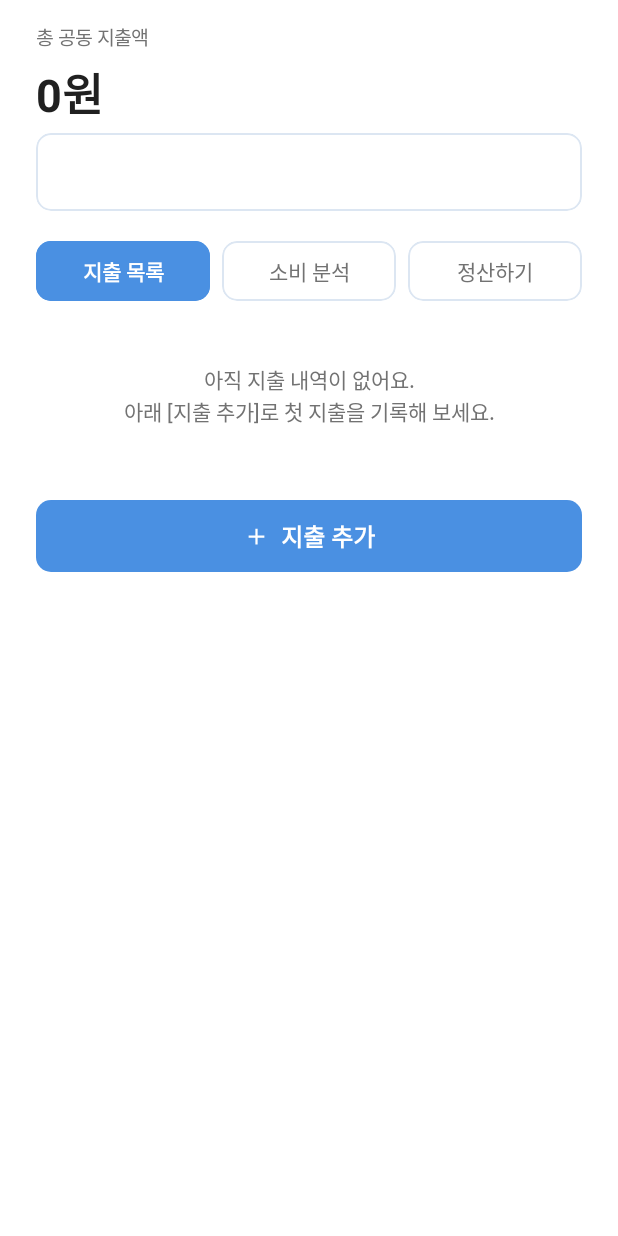
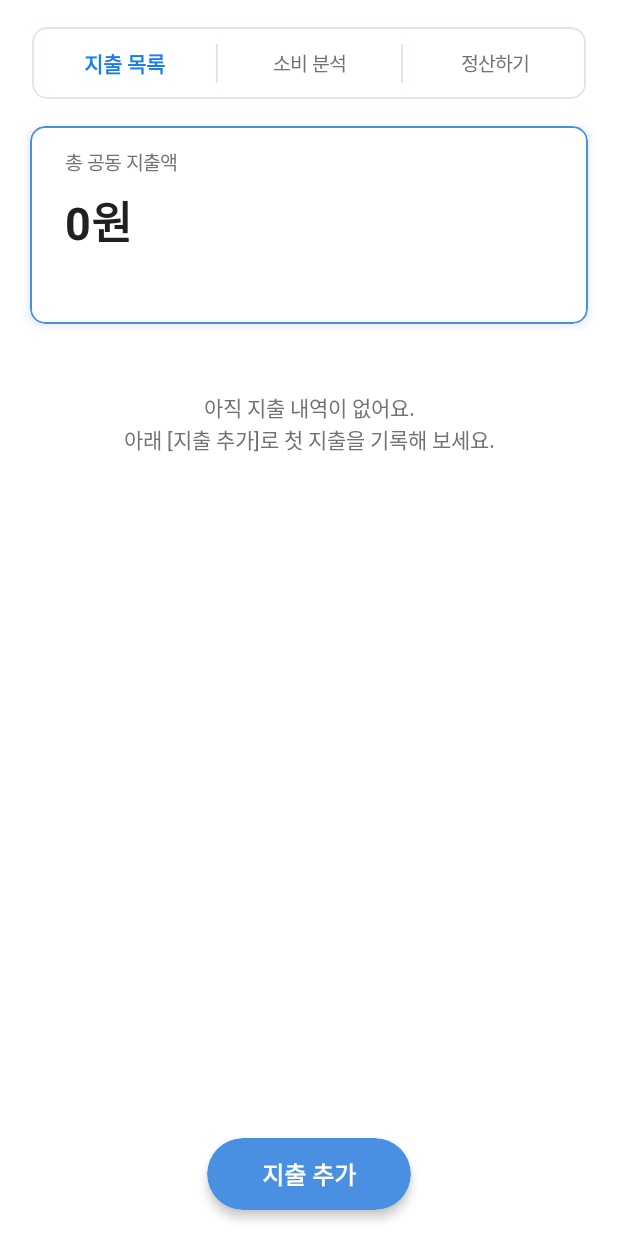
Before and after one commit to ksyksh01201/tripmate, an Android app built with Jetpack Compose: the composable BudgetContent called with empty values, on a phone screen of 412 x 824 dp. Run offline under Robolectric (Android 15) with nearby library versions, the phone set to English and light mode, and no system bars; our stand-ins replace Firebase (no records; nobody signed in at launch, a user with empty details on screens opened directly).

Commit message:
가계부 새 UI: 한 줄 탭, 총 공동 지출액 카드, 지출 카드, 떠 있는 지출 추가 버튼
Co-Authored-By: Claude Opus 5.5 <noreply@anthropic.com>
Claude-Session: https://claude.ai/code/session_01CfmWewXUspmq9LE7ivkseh

```diff
--- a/app/src/main/java/com/example/ui/screens/BudgetScreen.kt
+++ b/app/src/main/java/com/example/ui/screens/BudgetScreen.kt
@@ -1,5 +1,7 @@
 package com.example.ui.screens
 
+import androidx.compose.foundation.layout.fillMaxHeight
+import androidx.compose.ui.draw.shadow
 import androidx.compose.foundation.background
 import androidx.compose.foundation.border
 import androidx.compose.foundation.clickable
@@ -69,6 +71,7 @@ private val BudgetText = Color(0xFF202020)
 private val BudgetGray = Color(0xFF727272)
 private val BudgetLine = Color(0xFFDCE6F2)
 private val ExpenseBorder = Color(0xFFEEEEEE)
+private val TabSelectedBlue = Color(0xFF197CF0)
 private val BudgetMemberColors = listOf(
     Color(0xFF262452), Color(0xFFFF7A4D), Color(0xFF4A90E2),
     Color(0xFF34C38F), Color(0xFF9B6BDF), Color(0xFFF5A623)
@@ -89,8 +92,9 @@ private fun memberColor(uid: String, members: List<String>): Color =
 internal fun won(amount: Long): String = NumberFormat.getNumberInstance(Locale.KOREA).format(amount) + "원"
 
 /**
- * 여행룸 하단 [가계부] 탭 내용.
- * 총 공동 지출액 → 멤버별 결제 금액 → [지출 목록 | 소비 분석 | 정산하기] → 지출 목록 → [+ 지출 추가]
+ * 여행룸 하단 [가계부] 탭 내용 (피그마 새 UI).
+ * [지출 목록 | 소비 분석 | 정산하기] → (지출 목록) 총 공동 지출액 카드 → 지출 내역
+ * [지출 추가] 버튼은 목록을 스크롤해도 화면 아래에 떠 있습니다.
  */
 @Composable
 fun BudgetContent(trip: Trip, myUid: String?) {
@@ -113,84 +117,38 @@ fun BudgetContent(trip: Trip, myUid: String?) {
     val list = expenses.orEmpty()
     val summary = remember(members, list) { BudgetCalculator.summarize(members, list) }
 
+    Box(modifier = Modifier.fillMaxSize()) {
         Column(
             modifier = Modifier
                 .fillMaxSize()
                 .verticalScroll(rememberScrollState())
         ) {
-        // 공동 지출 요약
-        Column(
-            modifier = Modifier
-                .fillMaxWidth()
-                .background(Color.White)
-                .padding(start = 24.dp, end = 24.dp, top = 14.dp, bottom = 12.dp),
-            verticalArrangement = Arrangement.spacedBy(4.dp)
-        ) {
-            Text("총 공동 지출액", fontSize = 13.sp, color = BudgetGray)
-            Row(verticalAlignment = Alignment.Bottom) {
-                Text(
-                    text = won(summary.total),
-                    fontSize = 30.sp,
-                    fontWeight = FontWeight.Bold,
-                    color = BudgetText,
-                    modifier = Modifier.testTag("budget_total")
+            BudgetTabs(
+                selected = tab,
+                onSelect = { tab = it },
+                modifier = Modifier.padding(start = 21.dp, end = 21.dp, top = 18.dp, bottom = 18.dp)
             )
-                Spacer(Modifier.width(10.dp))
-                // 1/N 결과
-                Text(
-                    text = splitSummaryText(summary.total, members, list, summary.share[myUid]),
-                    fontSize = 13.sp,
-                    fontWeight = FontWeight.Medium,
-                    color = BudgetBlue,
-                    modifier = Modifier
-                        .padding(bottom = 6.dp)
-                        .testTag("budget_per_person")
-                )
-            }
-            MemberSpendCard(members = members, myUid = myUid, paid = summary.paid, share = summary.share)
-        }
-
-        // 가계부 카테고리 탭
-        Row(
-            modifier = Modifier
-                .fillMaxWidth()
-                .padding(horizontal = 24.dp, vertical = 8.dp),
-            horizontalArrangement = Arrangement.spacedBy(8.dp)
-        ) {
-            BudgetTab.entries.forEach { t ->
-                val selected = t == tab
-                Box(
-                    modifier = Modifier
-                        .weight(1f)
-                        .height(40.dp)
-                        .clip(RoundedCornerShape(10.dp))
-                        .background(if (selected) BudgetBlue else Color.White)
-                        .border(1.dp, if (selected) BudgetBlue else BudgetLine, RoundedCornerShape(10.dp))
-                        .clickable { tab = t }
-                        .testTag("budget_tab_${t.name}"),
-                    contentAlignment = Alignment.Center
-                ) {
-                    Text(
-                        text = t.label,
-                        fontSize = 14.sp,
-                        fontWeight = if (selected) FontWeight.Bold else FontWeight.Medium,
-                        color = if (selected) Color.White else BudgetGray
-                    )
-                }
-            }
-        }
 
             when (tab) {
-            BudgetTab.List -> ExpenseListSection(
+                BudgetTab.List -> {
+                    TotalSpendCard(
+                        total = summary.total,
+                        perPersonText = splitSummaryText(summary.total, members, list, summary.share[myUid]),
+                        members = members,
+                        myUid = myUid,
+                        paid = summary.paid,
+                        modifier = Modifier.padding(horizontal = 20.dp)
+                    )
+                    Spacer(Modifier.height(17.dp))
+                    ExpenseListSection(
                         expenses = expenses,
                         loadError = loadError,
                         members = members,
-                myUid = myUid,
-                onAddClick = {
-                    viewModel.clearError()
-                    showAdd = true
+                        myUid = myUid
+                    )
+                    // 떠 있는 [지출 추가] 버튼에 마지막 지출이 가리지 않게 여백
+                    Spacer(Modifier.height(80.dp))
                 }
-            )
                 BudgetTab.Analysis -> SpendingAnalysisSection(expenses = list)
                 BudgetTab.Settle -> SettlementSection(
                     members = members,
@@ -198,6 +156,29 @@ fun BudgetContent(trip: Trip, myUid: String?) {
                     expenses = list,
                     summary = summary
                 )
+            }
+        }
+
+        // 지출 목록에서만 아래에 떠 있는 [지출 추가]
+        if (tab == BudgetTab.List) {
+            Box(
+                modifier = Modifier
+                    .align(Alignment.BottomCenter)
+                    .padding(bottom = 17.dp)
+                    .width(136.dp)
+                    .height(48.dp)
+                    .shadow(4.dp, RoundedCornerShape(25.dp))
+                    .clip(RoundedCornerShape(25.dp))
+                    .background(BudgetBlue)
+                    .clickable {
+                        viewModel.clearError()
+                        showAdd = true
+                    }
+                    .testTag("budget_add_expense_button"),
+                contentAlignment = Alignment.Center
+            ) {
+                Text("지출 추가", fontSize = 16.sp, fontWeight = FontWeight.Bold, color = Color.White)
+            }
         }
     }
 
@@ -217,7 +198,7 @@ fun BudgetContent(trip: Trip, myUid: String?) {
 
 /** "2명 · 1인당 90,000원" (모든 지출을 전원이 나눌 때) / 아니면 "내 부담 OO원" */
 private fun splitSummaryText(total: Long, members: List<String>, expenses: List<Expense>, myShare: Long?): String {
-    if (members.isEmpty()) return ""
+    if (members.isEmpty() || total == 0L) return ""
     val everyoneSplits = expenses.all { it.splitAmong.isEmpty() || it.splitAmong.toSet() == members.toSet() }
     return if (everyoneSplits) {
         "${members.size}명 · 1인당 ${won(total / members.size)}"
@@ -226,63 +207,107 @@ private fun splitSummaryText(total: Long, members: List<String>, expenses: List<
     }
 }
 
-/** 멤버별 결제 금액 카드 (피그마 "멤버별 지출 금액") */
+/** [지출 목록 | 소비 분석 | 정산하기] 한 줄 탭 (사이에 세로 구분선, 선택된 탭은 파란 글씨) */
 @Composable
-private fun MemberSpendCard(
+private fun BudgetTabs(selected: BudgetTab, onSelect: (BudgetTab) -> Unit, modifier: Modifier = Modifier) {
+    Row(
+        modifier = modifier
+            .fillMaxWidth()
+            .height(48.dp)
+            .clip(RoundedCornerShape(10.dp))
+            .background(Color.White)
+            .border(1.dp, BudgetLine, RoundedCornerShape(10.dp)),
+        verticalAlignment = Alignment.CenterVertically
+    ) {
+        BudgetTab.entries.forEachIndexed { i, t ->
+            if (i > 0) {
+                Box(
+                    Modifier
+                        .width(1.dp)
+                        .height(26.dp)
+                        .background(BudgetLine)
+                )
+            }
+            val isSelected = t == selected
+            Box(
+                modifier = Modifier
+                    .weight(1f)
+                    .fillMaxHeight()
+                    .clickable { onSelect(t) }
+                    .testTag("budget_tab_${t.name}"),
+                contentAlignment = Alignment.Center
+            ) {
+                Text(
+                    text = t.label,
+                    fontSize = if (isSelected) 14.sp else 13.sp,
+                    fontWeight = if (isSelected) FontWeight.Bold else FontWeight.Medium,
+                    color = if (isSelected) TabSelectedBlue else BudgetGray
+                )
+            }
+        }
+    }
+}
+
+/** 총 공동 지출액 카드: 큰 금액 + 오른쪽 아래 멤버별 결제 금액 */
+@Composable
+private fun TotalSpendCard(
+    total: Long,
+    perPersonText: String,
     members: List<String>,
     myUid: String?,
     paid: Map<String, Long>,
-    share: Map<String, Long>
+    modifier: Modifier = Modifier
 ) {
-    val scroll = rememberScrollState()
-    Row(
-        modifier = Modifier
+    Column(
+        modifier = modifier
             .fillMaxWidth()
-            .height(52.dp)
+            .shadow(4.dp, RoundedCornerShape(10.dp), ambientColor = BudgetBlue, spotColor = BudgetBlue)
             .clip(RoundedCornerShape(10.dp))
             .background(Color.White)
-            .border(1.dp, BudgetLine, RoundedCornerShape(10.dp))
-            .horizontalScroll(scroll)
-            .padding(horizontal = 12.dp)
-            .testTag("budget_member_card"),
+            .border(1.dp, BudgetBlue, RoundedCornerShape(10.dp))
+            .padding(start = 23.dp, end = 14.dp, top = 13.dp, bottom = 12.dp)
+            .testTag("budget_member_card")
+    ) {
+        Text("총 공동 지출액", fontSize = 13.sp, color = BudgetGray)
+        Spacer(Modifier.height(6.dp))
+        Text(
+            text = won(total),
+            fontSize = 30.sp,
+            fontWeight = FontWeight.Bold,
+            color = BudgetText,
+            modifier = Modifier.testTag("budget_total")
+        )
+        Spacer(Modifier.height(10.dp))
+        Row(verticalAlignment = Alignment.Bottom) {
+            // 1/N 계산 결과
+            Text(
+                text = perPersonText,
+                fontSize = 12.sp,
+                fontWeight = FontWeight.Medium,
+                color = BudgetBlue,
+                modifier = Modifier
+                    .weight(1f)
+                    .padding(bottom = 2.dp)
+                    .testTag("budget_per_person")
+            )
+            Row(
+                modifier = Modifier.horizontalScroll(rememberScrollState()),
                 verticalAlignment = Alignment.CenterVertically
             ) {
                 members.forEachIndexed { index, uid ->
                     if (index > 0) {
                         Box(
-                    modifier = Modifier
-                        .padding(horizontal = 12.dp)
+                            Modifier
+                                .padding(horizontal = 10.dp)
                                 .width(1.dp)
                                 .height(26.dp)
                                 .background(BudgetLine)
                         )
                     }
-            Row(
-                modifier = Modifier.widthIn(min = if (members.size <= 2) 130.dp else 110.dp),
-                verticalAlignment = Alignment.CenterVertically,
-                horizontalArrangement = Arrangement.spacedBy(7.dp)
-            ) {
-                Box(
-                    modifier = Modifier
-                        .size(26.dp)
-                        .clip(CircleShape)
-                        .background(memberColor(uid, members)),
-                    contentAlignment = Alignment.Center
-                ) {
-                    Text(memberInitial(uid, members, myUid), fontSize = 12.sp, fontWeight = FontWeight.Medium, color = Color.White)
+                    Column {
+                        Text(memberName(uid, members, myUid), fontSize = 10.sp, color = BudgetGray)
+                        Text(won(paid[uid] ?: 0), fontSize = 13.sp, fontWeight = FontWeight.Bold, color = BudgetText)
                     }
-                Column {
-                    Text(
-                        text = "${memberName(uid, members, myUid)} · 부담 ${won(share[uid] ?: 0)}",
-                        fontSize = 10.sp,
-                        color = BudgetGray
-                    )
-                    Text(
-                        text = won(paid[uid] ?: 0),
-                        fontSize = 13.sp,
-                        fontWeight = FontWeight.Bold,
-                        color = BudgetText
-                    )
                 }
             }
         }
@@ -294,14 +319,13 @@ private fun ExpenseListSection(
     expenses: List<Expense>?,
     loadError: String?,
     members: List<String>,
-    myUid: String?,
-    onAddClick: () -> Unit
+    myUid: String?
 ) {
     Column(
         modifier = Modifier
             .fillMaxWidth()
-            .padding(start = 24.dp, end = 24.dp, top = 6.dp, bottom = 16.dp),
-        verticalArrangement = Arrangement.spacedBy(8.dp)
+            .padding(horizontal = 24.dp),
+        verticalArrangement = Arrangement.spacedBy(12.dp)
     ) {
         when {
             loadError != null -> Text(loadError, fontSize = 13.sp, color = Color(0xFFE53935))
@@ -320,30 +344,25 @@ private fun ExpenseListSection(
             )
             else -> expenses.forEach { e -> ExpenseItem(e, members, myUid) }
         }
-
-        Spacer(Modifier.height(4.dp))
-        Row(
-            modifier = Modifier
-                .fillMaxWidth()
-                .height(48.dp)
-                .clip(RoundedCornerShape(10.dp))
-                .background(BudgetBlue)
-                .clickable(onClick = onAddClick)
-                .testTag("budget_add_expense_button"),
-            horizontalArrangement = Arrangement.Center,
-            verticalAlignment = Alignment.CenterVertically
-        ) {
-            Icon(Icons.Filled.Add, contentDescription = null, tint = Color.White, modifier = Modifier.size(18.dp))
-            Spacer(Modifier.width(7.dp))
-            Text("지출 추가", fontSize = 16.sp, fontWeight = FontWeight.Bold, color = Color.White)
     }
 }
+
+/** 해시태그(분류) 칩 색: 글자색 to 배경색 */
+private fun categoryColors(category: String): Pair<Color, Color> = when (category) {
+    "숙박" -> Color(0xFF197CF0) to Color(0x3D197CF0)
+    "식비" -> Color(0xFFE35626) to Color(0x2EFF7A4D)
+    "카페" -> Color(0xFF8B5E3C) to Color(0x2E8B5E3C)
+    "교통" -> Color(0xFF2E8B7E) to Color(0x2E5FB3A8)
+    "관광" -> Color(0xFF7A6CC4) to Color(0x2E9187CF)
+    "쇼핑" -> Color(0xFFD08A00) to Color(0x2EF5B942)
+    else -> Color(0xFF727272) to Color(0x29B0B0B0)
 }
 
 /** 지출 1건 카드 (피그마 "지출 내역") */
 @Composable
 private fun ExpenseItem(expense: Expense, members: List<String>, myUid: String?) {
     val splitCount = expense.splitAmong.ifEmpty { members }.size
+    val (chipText, chipBg) = categoryColors(expense.category)
     Column(
         modifier = Modifier
             .fillMaxWidth()
@@ -354,25 +373,47 @@ private fun ExpenseItem(expense: Expense, members: List<String>, myUid: String?)
             .testTag("expense_${expense.expenseId}"),
         verticalArrangement = Arrangement.spacedBy(1.dp)
     ) {
-        Row(verticalAlignment = Alignment.CenterVertically) {
+        Row(
+            modifier = Modifier.height(28.dp),
+            verticalAlignment = Alignment.CenterVertically
+        ) {
+            Row(modifier = Modifier.weight(1f), verticalAlignment = Alignment.CenterVertically) {
                 Text(
                     text = expense.title,
-                modifier = Modifier.weight(1f),
+                    modifier = Modifier.weight(1f, fill = false),
                     fontSize = 14.sp,
                     fontWeight = FontWeight.Bold,
                     color = BudgetText,
                     maxLines = 1,
                     overflow = TextOverflow.Ellipsis
                 )
+                Spacer(Modifier.width(9.dp))
+                Box(
+                    modifier = Modifier
+                        .clip(RoundedCornerShape(25.dp))
+                        .background(chipBg)
+                        .padding(horizontal = 11.dp, vertical = 2.dp)
+                ) {
+                    Text(expense.category, fontSize = 11.sp, color = chipText)
+                }
+            }
+            Spacer(Modifier.width(8.dp))
             Text(won(expense.amount), fontSize = 15.sp, fontWeight = FontWeight.Bold, color = BudgetText)
         }
-        Row {
-            Text("#${expense.category}", modifier = Modifier.weight(1f), fontSize = 11.sp, color = BudgetBlue)
-            Text("${memberName(expense.paidBy, members, myUid)} 결제", fontSize = 11.sp, color = BudgetGray)
-        }
-        Row {
+        Row(
+            modifier = Modifier.height(22.dp),
+            verticalAlignment = Alignment.CenterVertically
+        ) {
             Text(expenseTime(expense.spentAt), modifier = Modifier.weight(1f), fontSize = 11.sp, color = BudgetGray)
-            Text("${splitCount}명 분담", fontSize = 11.sp, color = BudgetGray)
+            Text("결제자 ${memberName(expense.paidBy, members, myUid)}", fontSize = 11.sp, color = BudgetGray)
+            Box(
+                Modifier
+                    .padding(horizontal = 5.dp)
+                    .width(1.dp)
+                    .height(15.dp)
+                    .background(Color(0x669E9E9E))
+            )
+            Text("결제 인원 ${splitCount}명", fontSize = 11.sp, color = BudgetGray)
         }
     }
 }
--- a/app/src/main/java/com/example/ui/screens/TripRoomScreen.kt
+++ b/app/src/main/java/com/example/ui/screens/TripRoomScreen.kt
@@ -144,7 +144,7 @@ fun TripRoomScreen(
             onBack = onBack,
             onEdit = { if (loaded != null) editing = true },
             onInvite = { loaded?.trip?.inviteCode?.let(copyInviteCode) },
-            showMembers = currentTab == RoomTab.Home
+            showMembers = currentTab != RoomTab.Schedule
         )
 
         Box(
```
Lines whose indentation alone changed are shown as unchanged.
